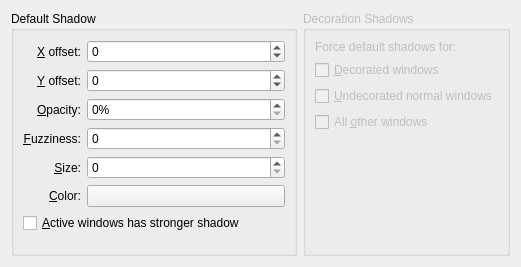
Qt form effects/shadow_config.ui (KDE/kwin) before a commit.
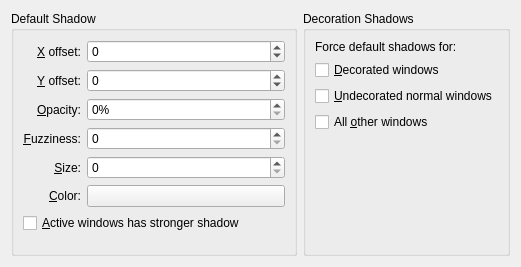
The same form after that commit. Custom widgets are drawn as their Qt base class.

Diff of the .ui file:
```diff
--- a/effects/shadow_config.ui
+++ b/effects/shadow_config.ui
@@ -262,9 +262,6 @@
    </item>
    <item>
     <widget class="QGroupBox" name="groupBox_3" >
-     <property name="enabled" >
-      <bool>false</bool>
-     </property>
      <property name="title" >
       <string>Decoration Shadows</string>
      </property>
```
